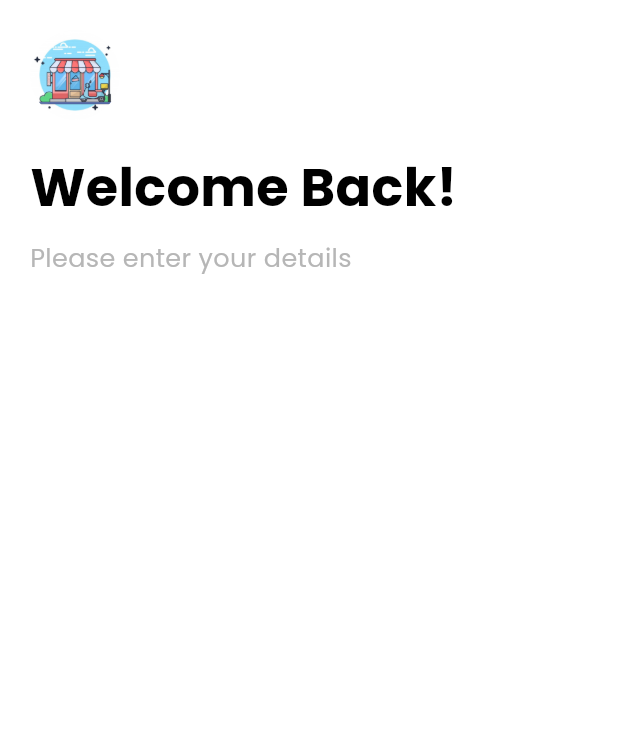
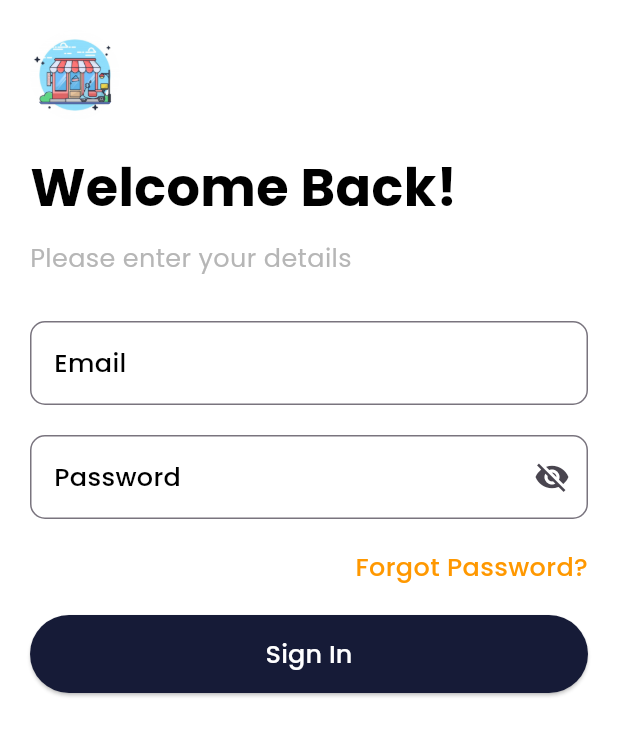
Before and after one commit to TremerYT/ecommerce_flutter, a Flutter app: the SignInScreen screen opened by its route, on a phone screen of 412 x 824 dp. Shown: the top 736 px of the screen. Run offline on Flutter 3.47's test engine with Material 3 defaults, Android fonts, the phone set to English and light mode, and no system bars; drawn by our look-alikes of flutter_form_builder; our stand-ins replace form_builder_validators, get, google_fonts, sign_in_button.

Commit message:
Changes Made:
- Added an auth controller.
- Sign in Screen almost complete.

```diff
--- /dev/null
+++ b/lib/controllers/auth_controller.dart
@@ -0,0 +1,50 @@
+import 'package:flutter/cupertino.dart';
+import 'package:flutter_form_builder/flutter_form_builder.dart';
+
+class AuthController {
+  List<Map> signInFormProperties = [
+    {
+      "name": "email",
+      "label": "Email"
+    },
+    {
+      "name": "password",
+      "label": "Password"
+    }
+  ];
+
+  List<Map> signUpFormProperties = [
+    {
+      "name": "firstName",
+      "label": "First Name"
+    },
+    {
+      "name": "secondName",
+      "label": "Second Name"
+    },
+    {
+      "name": "userName",
+      "label": "Username"
+    },
+    {
+      "name": "email",
+      "label": "Email"
+    },
+    {
+      "name": "phone",
+      "label": "Phone"
+    },
+    {
+      "name": "password",
+      "label": "Password"
+    },
+  ];
+
+  final signInKey = GlobalKey<FormBuilderState>();
+  final signUpKey = GlobalKey<FormBuilderState>();
+
+  void signInValidator() {
+    signInKey.currentState!.saveAndValidate();
+  }
+
+}
--- a/lib/routes/app_routes.dart
+++ b/lib/routes/app_routes.dart
@@ -1,3 +1,4 @@
+import 'package:ecommerce/controllers/auth_controller.dart';
 import 'package:ecommerce/controllers/onboarding_controller.dart';
 import 'package:ecommerce/screens/login_screen.dart';
 import 'package:ecommerce/screens/onboarding_screen.dart';
@@ -17,6 +18,12 @@ class AppRoutes {
       }),
     ),
     GetPage(name: login, page: () => LoginScreen()),
-    GetPage(name: signIn, page: () => SignInScreen())
+    GetPage(
+      name: signIn,
+      page: () => SignInScreen(),
+      binding: BindingsBuilder(() {
+        Get.put(AuthController());
+      }),
+    ),
   ];
 }
--- a/lib/screens/onboarding_screen.dart
+++ b/lib/screens/onboarding_screen.dart
@@ -73,6 +73,7 @@ class OnboardingScreen extends GetView<OnboardingController> {
             const SizedBox(height: 20),
             CustomButton(
               title: "Get Started",
+              width: Get.width,
               fontSize: 18,
               bgColor: Colors.deepPurple,
               onPressed: controller.nextPage,
--- a/lib/screens/signin_screen.dart
+++ b/lib/screens/signin_screen.dart
@@ -1,8 +1,12 @@
+import 'package:ecommerce/controllers/auth_controller.dart';
+import 'package:ecommerce/widgets/custom_button.dart';
+import 'package:ecommerce/widgets/custom_form.dart';
 import 'package:ecommerce/widgets/custom_text.dart';
 import 'package:flutter/material.dart';
+import 'package:flutter_form_builder/flutter_form_builder.dart';
 import 'package:get/get.dart';
 
-class SignInScreen extends GetView {
+class SignInScreen extends GetView<AuthController> {
   const SignInScreen({super.key});
 
   @override
@@ -36,6 +40,44 @@ class SignInScreen extends GetView {
                 fontSize: 17,
                 fontWeight: FontWeight.normal,
               ),
+              const SizedBox(height: 30),
+              FormBuilder(
+                key: controller.signInKey,
+                child: Column(
+                  children: controller.signInFormProperties
+                      .expand(
+                        (property) => [
+                          CustomForm(
+                            name: property["name"],
+                            label: property["label"],
+                          ),
+                          const SizedBox(height: 20),
+                        ],
+                      )
+                      .toList(),
+                ),
+              ),
+              Align(
+                alignment: Alignment.centerRight,
+                child: InkWell(
+                  onTap: () {},
+                  child: CustomText(
+                    text: "Forgot Password?",
+                    textColor: Colors.orange,
+                    fontSize: 17,
+                    fontWeight: FontWeight.w500,
+                  ),
+                ),
+              ),
+              const SizedBox(height: 20),
+              CustomButton(
+                title: 'Sign In',
+                width: Get.width,
+                fontSize: 17,
+                bgColor: Color(0xff161b37),
+                onPressed: controller.signInValidator,
+                textColor: Color(0xffffffff),
+              ),
             ],
           ),
         ),
--- a/lib/widgets/custom_button.dart
+++ b/lib/widgets/custom_button.dart
@@ -8,6 +8,7 @@ class CustomButton extends GetView {
   final Color bgColor;
   final Color textColor;
   final double fontSize;
+  final double width;
   final IconData? suffixIcon;
 
   const CustomButton({
@@ -17,6 +18,7 @@ class CustomButton extends GetView {
     required this.bgColor,
     required this.onPressed,
     required this.textColor,
+    required this.width,
     this.suffixIcon,
   });
 
@@ -25,6 +27,7 @@ class CustomButton extends GetView {
     return ElevatedButton(
       onPressed: onPressed,
       style: ElevatedButton.styleFrom(
+        minimumSize: Size(width, 0),
         backgroundColor: bgColor,
         padding: const EdgeInsets.symmetric(horizontal: 50, vertical: 14),
         shape: RoundedRectangleBorder(borderRadius: BorderRadius.circular(30)),
--- a/lib/widgets/custom_form.dart
+++ b/lib/widgets/custom_form.dart
@@ -1,10 +1,13 @@
+import 'package:ecommerce/widgets/custom_text.dart';
 import 'package:flutter/material.dart';
 import 'package:flutter_form_builder/flutter_form_builder.dart';
 import 'package:form_builder_validators/form_builder_validators.dart';
 
 class CustomForm extends StatefulWidget {
   final String name;
-  const CustomForm({super.key, required this.name});
+  final String label;
+
+  const CustomForm({super.key, required this.name, required this.label});
 
   @override
   State<CustomForm> createState() => _CustomFormState();
@@ -15,17 +18,14 @@ class _CustomFormState extends State<CustomForm> {
 
   @override
   Widget build(BuildContext context) {
-    return FormBuilder(
-      child: FormBuilderTextField(
+    return FormBuilderTextField(
       name: widget.name,
       obscureText: widget.name == "password" ? obscure : false,
       decoration: InputDecoration(
         border: OutlineInputBorder(borderRadius: BorderRadius.circular(10)),
         suffixIcon: widget.name == "password"
             ? IconButton(
-            icon: Icon(
-              obscure ? Icons.visibility_off : Icons.visibility,
-            ),
+                icon: Icon(obscure ? Icons.visibility_off : Icons.visibility),
                 onPressed: () {
                   setState(() {
                     obscure = !obscure;
@@ -33,9 +33,14 @@ class _CustomFormState extends State<CustomForm> {
                 },
               )
             : null,
+        hint: CustomText(
+          text: widget.label,
+          textColor: Color(0xff000000),
+          fontSize: 17,
+          fontWeight: FontWeight.w500,
+        ),
       ),
       validator: FormBuilderValidators.compose(verify(widget.name)),
-      ),
     );
   }
 }
@@ -46,13 +51,14 @@ List<FormFieldValidator<String>> verify(String name) {
       FormBuilderValidators.required(errorText: "First name is required"),
     ];
   } else if (name == "lastName") {
-    return [
-      FormBuilderValidators.required(errorText: "Last name is required"),
-    ];
+    return [FormBuilderValidators.required(errorText: "Last name is required")];
   } else if (name == "userName") {
     return [
       FormBuilderValidators.required(errorText: "Username is required"),
-      FormBuilderValidators.minLength(3, errorText: "Must be at least 3 characters"),
+      FormBuilderValidators.minLength(
+        3,
+        errorText: "Must be at least 3 characters",
+      ),
       FormBuilderValidators.match(
         RegExp(r'^[a-zA-Z0-9_]+$'),
         errorText: 'Only letters, numbers, and underscores allowed',
@@ -74,9 +80,9 @@ List<FormFieldValidator<String>> verify(String name) {
   } else if (name == "password") {
     return [
       FormBuilderValidators.required(errorText: "Password is required"),
-      FormBuilderValidators.password()
+      FormBuilderValidators.password(),
     ];
   } else {
-    return [];
+    return [FormBuilderValidators.required(errorText: "")];
   }
 }
```
Lines whose indentation alone changed are shown as unchanged.
